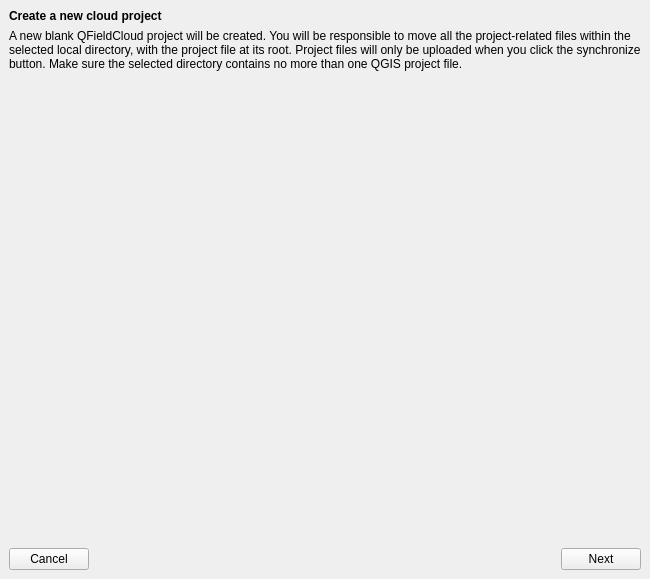
opengisch/qfieldsync, file qfieldsync/ui/cloud_create_project_widget.ui: the form before one commit.
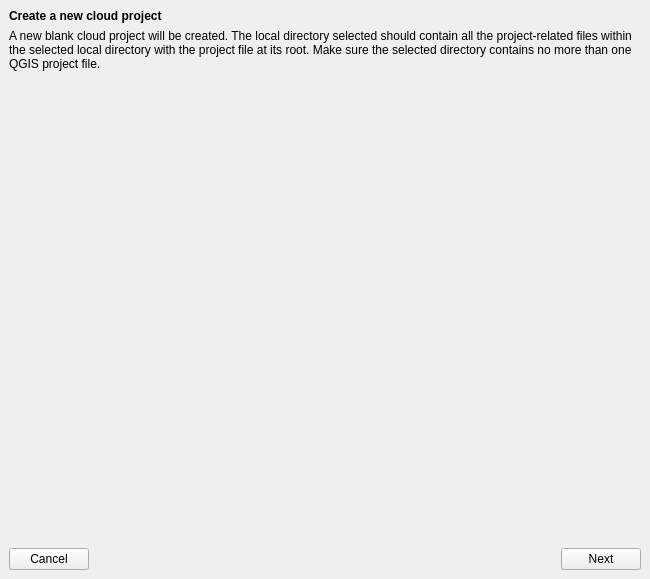
The form after the commit. Icons and pictures are not drawn.

Commit message: fix(gui): remove font weight override and avoid fallback local directory

The edit to the form file:
```diff
--- a/qfieldsync/ui/cloud_create_project_widget.ui
+++ b/qfieldsync/ui/cloud_create_project_widget.ui
@@ -49,7 +49,7 @@
        <item>
         <widget class="QLabel" name="createCloudInfoLabel">
          <property name="text">
-          <string>A new blank QFieldCloud project will be created. You will be responsible to move all the project-related files within the selected local directory, with the project file at its root. Project files will only be uploaded when you click the synchronize button. Make sure the selected directory contains no more than one QGIS project file.</string>
+          <string>A new blank cloud project will be created. The local directory selected should contain all the project-related files within the selected local directory with the project file at its root. Make sure the selected directory contains no more than one QGIS project file.</string>
          </property>
          <property name="wordWrap">
           <bool>true</bool>
```
Left out of the diff: 1 changed line with no effect on the pictures. The commit also changes 1 other file.
